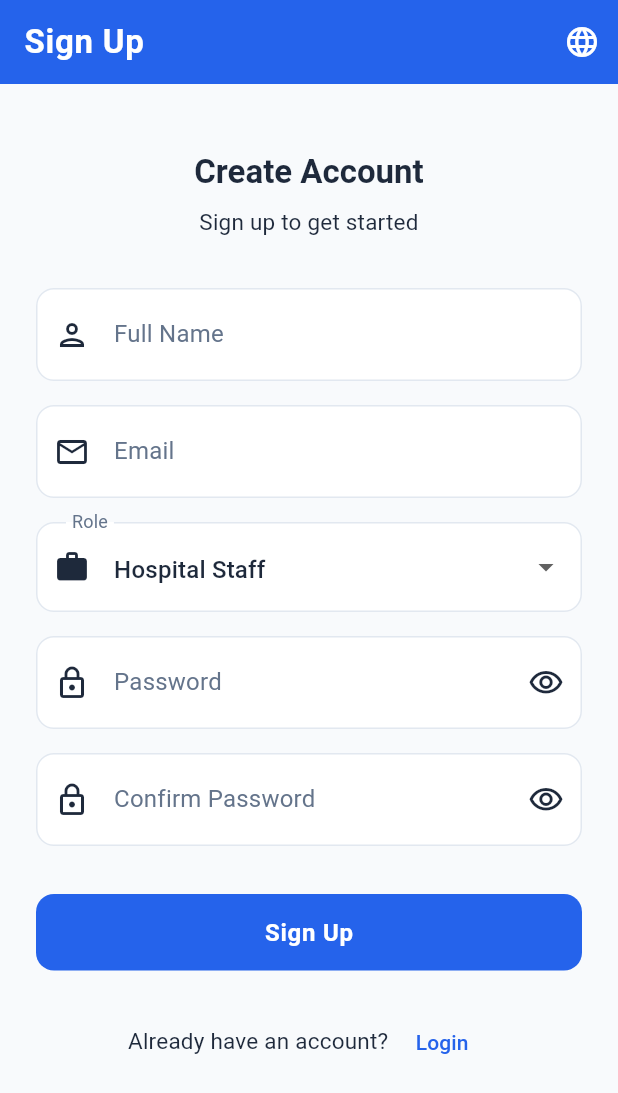
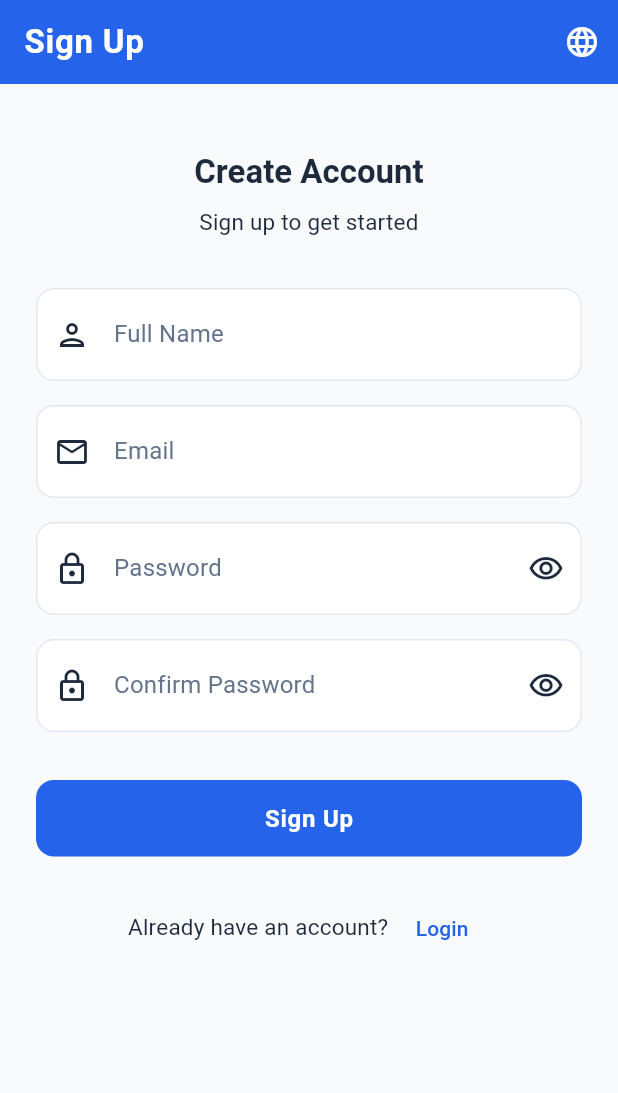
Before and after one commit to Osamariyad2003/hhh_app, a Flutter app: the SignupScreen screen opened by its route, on a phone screen of 412 x 824 dp. Shown: the top 1093 px of the screen. Run offline on Flutter 3.47's test engine with Material 3 defaults, Android fonts, the light colour scheme and no system bars; our stand-ins replace cloud_firestore, dio, firebase_auth, firebase_core, fl_chart, flutter_bloc and 4 more; accounts and stored records are empty; network calls fail.

Commit message:
Refactor user roles to standardize all users as 'parent'. Updated AuthCubit, FirebaseUserModel, and FirebaseAuthService to reflect this change. Removed role selection from SignupScreen and adjusted PatientService methods to ensure parents can only access their own patients.

```diff
--- a/lib/cubits/auth_cubit.dart
+++ b/lib/cubits/auth_cubit.dart
@@ -33,8 +33,7 @@ class AuthCubit extends Cubit<AuthState> {
           id: userProfile.id,
           email: userProfile.email,
           name: userProfile.username,
-          isAnonymous:
-              userProfile.role == 'hospital' && userProfile.email.isEmpty,
+          isAnonymous: userProfile.role == 'parent' && userProfile.email.isEmpty,
         );
 
         emit(
@@ -101,7 +100,7 @@ class AuthCubit extends Cubit<AuthState> {
     required String email,
     required String password,
     String? name,
-    String role = 'hospital', // Default role
+    String role = 'parent', // Default role - all users are parents
   }) async {
     emit(const AuthLoading());
 
--- a/lib/models/firebase_user_model.dart
+++ b/lib/models/firebase_user_model.dart
@@ -3,7 +3,7 @@ class FirebaseUserModel {
   final String id;
   final String username;
   final String email;
-  final String role; // "admin" or "hospital"
+  final String role; // "parent" - all users are parents
   final bool isActive;
   final DateTime? lastLogin;
 
--- a/lib/screens/signup_screen.dart
+++ b/lib/screens/signup_screen.dart
@@ -21,7 +21,6 @@ class _SignupScreenState extends State<SignupScreen> {
   final _confirmPasswordController = TextEditingController();
   bool _obscurePassword = true;
   bool _obscureConfirmPassword = true;
-  String _selectedRole = 'hospital'; // 'hospital' or 'admin'
 
   @override
   void dispose() {
@@ -38,7 +37,7 @@ class _SignupScreenState extends State<SignupScreen> {
             email: _emailController.text.trim(),
             password: _passwordController.text,
             name: _nameController.text.trim(),
-            role: _selectedRole,
+            role: 'parent', // All users are parents
           );
     }
   }
@@ -132,35 +131,6 @@ class _SignupScreenState extends State<SignupScreen> {
                         return 'Please enter a valid email';
                       }
                       return null;
-                    },
-                  ),
-                  const SizedBox(height: 16),
-
-                  // Role Selection
-                  DropdownButtonFormField<String>(
-                    value: _selectedRole,
-                    decoration: const InputDecoration(
-                      labelText: 'Role',
-                      hintText: 'Select your role',
-                      prefixIcon: Icon(Icons.work_outlined),
-                      border: OutlineInputBorder(),
-                    ),
-                    items: const [
-                      DropdownMenuItem(
-                        value: 'hospital',
-                        child: Text('Hospital Staff'),
-                      ),
-                      DropdownMenuItem(
-                        value: 'admin',
-                        child: Text('Administrator'),
-                      ),
-                    ],
-                    onChanged: (value) {
-                      if (value != null) {
-                        setState(() {
-                          _selectedRole = value;
-                        });
-                      }
                     },
                   ),
                   const SizedBox(height: 16),
--- a/lib/services/firebase_auth_service.dart
+++ b/lib/services/firebase_auth_service.dart
@@ -65,7 +65,7 @@ class FirebaseAuthService {
     required String email,
     required String password,
     required String username,
-    required String role, // "admin" or "hospital"
+    required String role, // "parent" - all users are parents
   }) async {
     try {
       final credential = await _auth.createUserWithEmailAndPassword(
@@ -111,7 +111,7 @@ class FirebaseAuthService {
         id: credential.user!.uid,
         username: 'Anonymous',
         email: '',
-        role: 'hospital', // Default role for anonymous users
+        role: 'parent', // Default role for anonymous users (parents)
         isActive: true,
         lastLogin: DateTime.now(),
       );
@@ -148,16 +148,22 @@ class FirebaseAuthService {
     await _userService.setUser(user);
   }
 
-  /// Check if user is admin
+  /// Check if user is admin (deprecated - all users are parents now)
   Future<bool> isAdmin() async {
-    final profile = await getCurrentUserProfile();
-    return profile?.role == 'admin';
+    // All users are parents, no admin role
+    return false;
   }
 
-  /// Check if user is hospital
+  /// Check if user is a parent
+  Future<bool> isParent() async {
+    final profile = await getCurrentUserProfile();
+    return profile?.role == 'parent';
+  }
+
+  /// Check if user is hospital (deprecated - use isParent instead)
   Future<bool> isHospital() async {
-    final profile = await getCurrentUserProfile();
-    return profile?.role == 'hospital';
+    // All users are parents now
+    return await isParent();
   }
 
   /// Send password reset email
```
Also changed, not shown: lib/services/patient_service.dart (+44 -37 lines).
